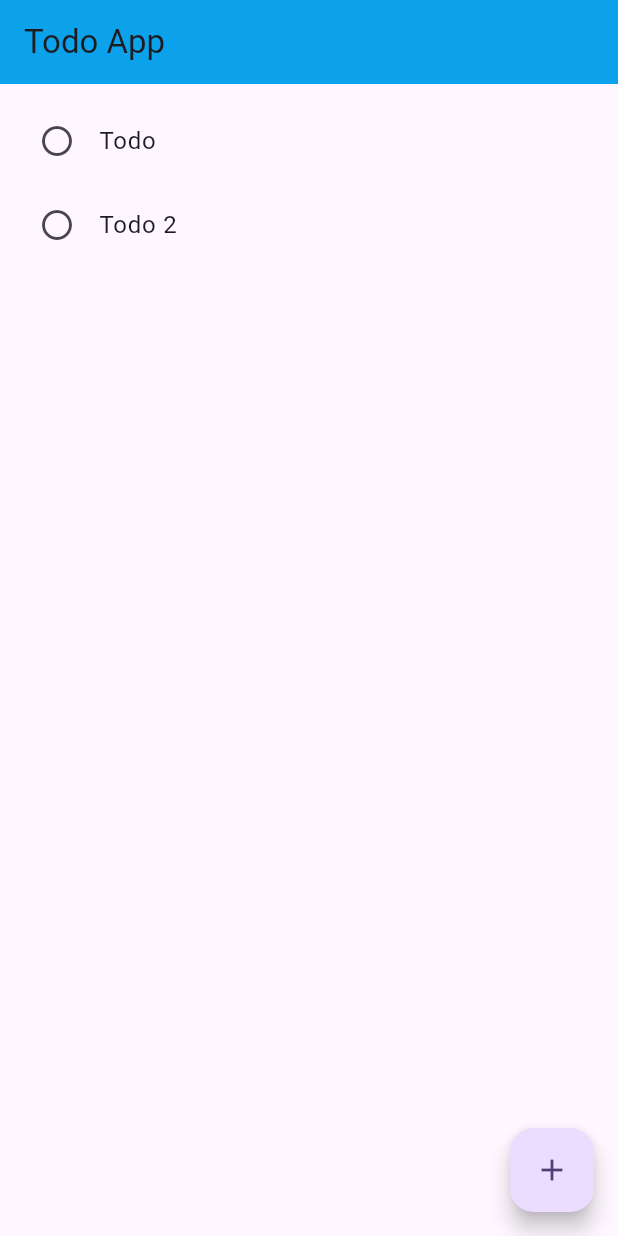
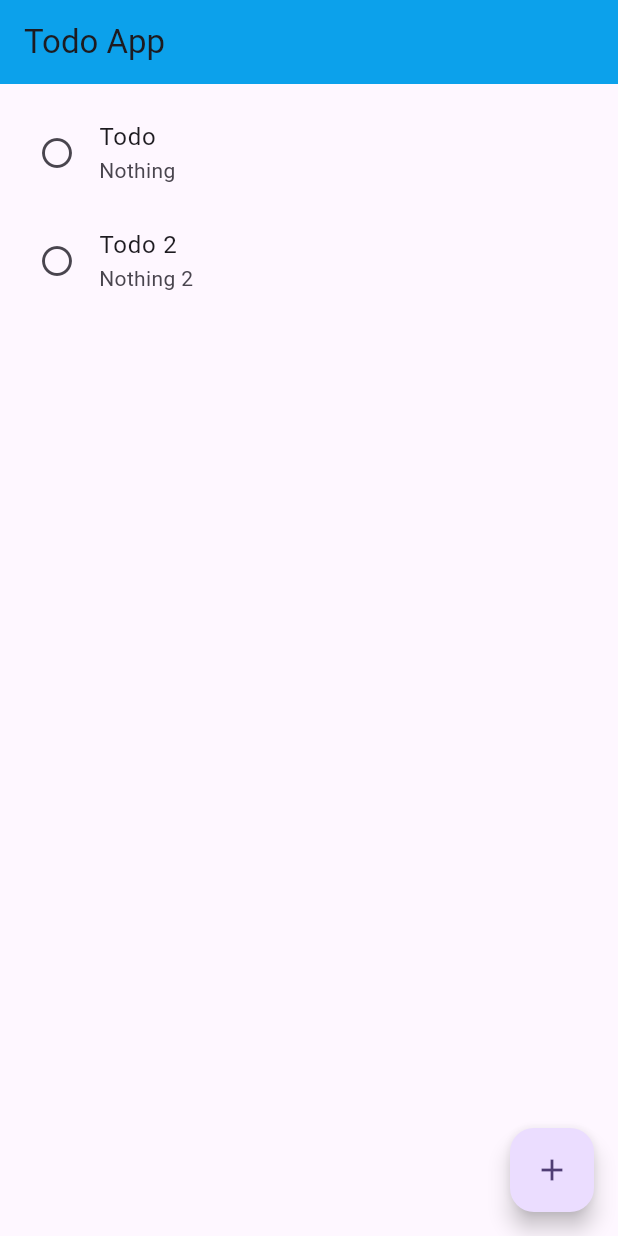
Before and after one commit to Amir-Hossin-pr/Todo_BloC, a Flutter app: the screen it shows after launch, on a phone screen of 412 x 824 dp. Run offline on Flutter 3.47's test engine with Material 2 defaults, Android fonts, the phone set to English and light mode, and no system bars; our stand-ins replace bloc, equatable, flutter_bloc.

Commit message:
add subtitle for todos

```diff
--- a/todo/lib/pages/list/todos_list.dart
+++ b/todo/lib/pages/list/todos_list.dart
@@ -19,10 +19,11 @@ class TodosListView extends StatelessWidget {
             itemBuilder: (context, index) {
               final todo = state.todos[index];
               return ListTile(
-                title: Text(todo.title),
                 leading: (todo.isCompelete ?? false)
                     ? const Icon(Icons.check_circle_outline)
                     : const Icon(Icons.circle_outlined),
+                title: Text(todo.title),
+                subtitle: Text(todo.description),
               );
             },
           ),
```
